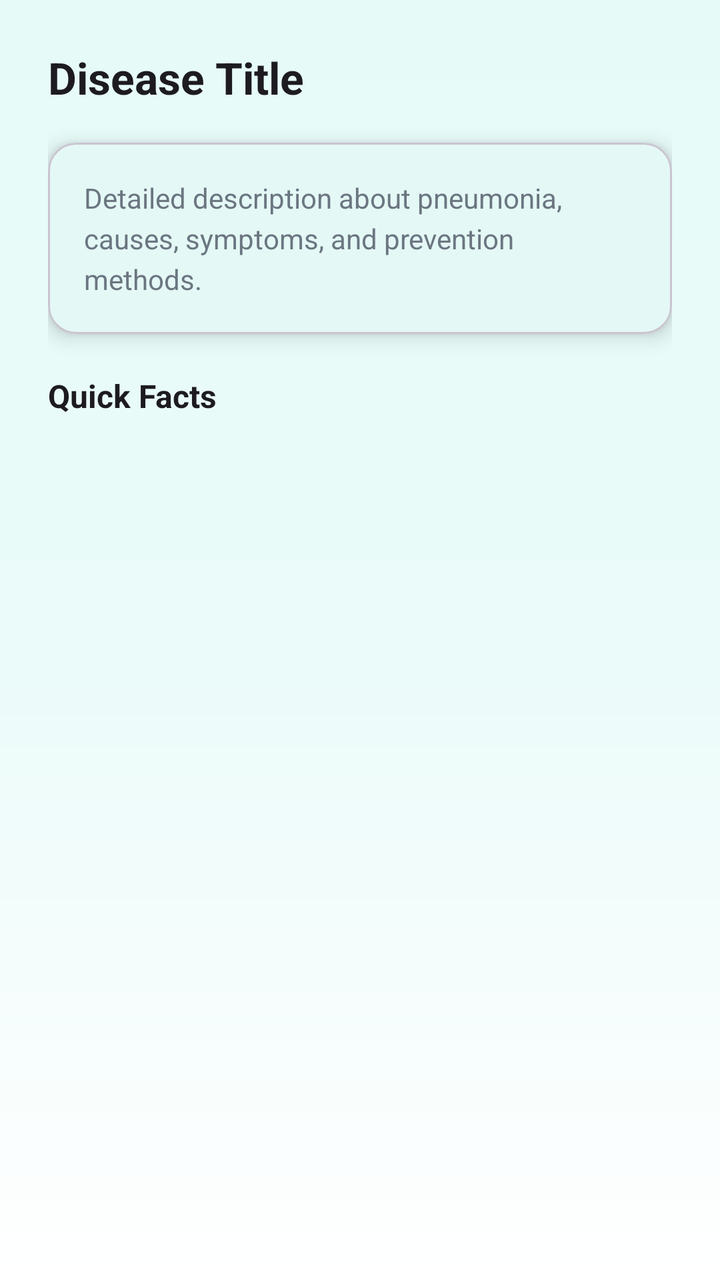
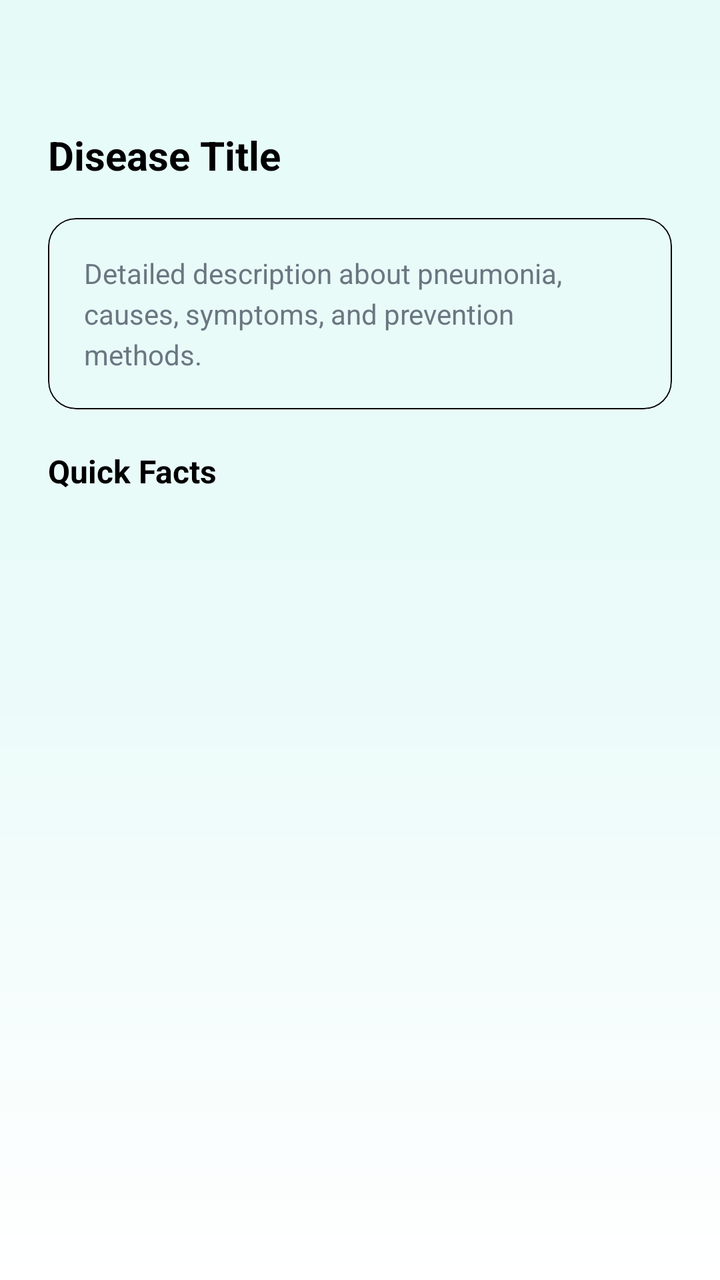

Two renders of the same Android screen: before a commit and after it. Below are the layout's source before the change and the commit's diff.
<!-- AndroidManifest.xml: application theme Theme.PneumoScan -->
<!-- res/layout/fragment_disease.xml -->
<?xml version="1.0" encoding="utf-8"?>
<ScrollView xmlns:android="http://schemas.android.com/apk/res/android"
    xmlns:app="http://schemas.android.com/apk/res-auto"
    android:id="@+id/disease_root"
    android:layout_width="match_parent"
    android:layout_height="match_parent"
    android:background="@drawable/bg_gradient"
    android:padding="24dp">

    <LinearLayout
        android:layout_width="match_parent"
        android:layout_height="wrap_content"
        android:orientation="vertical">

        <TextView
            android:id="@+id/tvTitle"
            android:layout_width="match_parent"
            android:layout_height="wrap_content"
            android:text="@string/disease_title"
            android:textColor="?attr/colorOnBackground"
            android:textSize="22sp"
            android:textStyle="bold" />

        <com.google.android.material.card.MaterialCardView
            android:layout_width="match_parent"
            android:layout_height="wrap_content"
            android:layout_marginTop="18dp"
            app:cardCornerRadius="14dp"
            app:cardElevation="6dp">

            <TextView
                android:id="@+id/tvDescription"
                android:layout_width="match_parent"
                android:layout_height="wrap_content"
                android:lineSpacingExtra="4dp"
                android:padding="18dp"
                android:text="Detailed description about pneumonia, causes, symptoms, and prevention methods."
                android:textColor="@color/pneumo_muted"
                android:textSize="14sp" />
        </com.google.android.material.card.MaterialCardView>

        <TextView
            android:layout_width="match_parent"
            android:layout_height="wrap_content"
            android:layout_marginTop="20dp"
            android:text="@string/quick_facts"
            android:textColor="?attr/colorOnBackground"
            android:textSize="16sp"
            android:textStyle="bold" />
    </LinearLayout>
</ScrollView>
<!-- resources referenced by this layout -->
<resources>
  <color name="pneumo_muted">#6B7681</color>
  <!-- drawable bg_gradient (drawable) -->
  <?xml version="1.0" encoding="utf-8"?>
  <shape xmlns:android="http://schemas.android.com/apk/res/android" android:shape="rectangle">
      <gradient
          android:startColor="#E6FBF8"
          android:centerColor="#EAFBF9"
          android:endColor="#FFFFFF"
          android:angle="270"/>
  </shape>
  <string name="disease_title">Disease Title</string>
  <string name="quick_facts">Quick Facts</string>
  <style name="Theme.PneumoScan" parent="Base.Theme.PneumoScan" />
  <style name="Base.Theme.PneumoScan" parent="Theme.Material3.DayNight.NoActionBar">
          
          <item name="colorPrimary">@color/pneumo_primary</item>
          <item name="colorPrimaryVariant">@color/pneumo_primary_variant</item>
          <item name="colorOnPrimary">@color/pneumo_onPrimary</item>
  
          
          <item name="colorSecondary">@color/pneumo_secondary</item>
          <item name="colorOnSecondary">@color/pneumo_onPrimary</item>
  
          
          <item name="android:colorBackground">@color/pneumo_background</item>
          <item name="colorSurface">@color/pneumo_surface</item>
          <item name="colorOnSurface">@color/pneumo_onSurface</item>
  
          
  
      </style>
  <color name="pneumo_primary">#00BFA6</color>
  <color name="pneumo_primary_variant">#0AA78F</color>
  <color name="pneumo_onPrimary">#FFFFFF</color>
  <color name="pneumo_secondary">#3A86FF</color>
  <color name="pneumo_background">#F7FCFB</color>
  <color name="pneumo_surface">#FFFFFF</color>
  <color name="pneumo_onSurface">#0F1720</color>
</resources>

<!-- the commit's change to res/layout/fragment_disease.xml (unified diff, before → after) -->
@@ -17,8 +17,9 @@
             android:layout_width="match_parent"
             android:layout_height="wrap_content"
             android:text="@string/disease_title"
-            android:textColor="?attr/colorOnBackground"
-            android:textSize="22sp"
+            android:paddingTop="40dp"
+            android:textColor="@color/black"
+            android:textSize="20sp"
             android:textStyle="bold" />
 
         <com.google.android.material.card.MaterialCardView
@@ -26,7 +27,9 @@
             android:layout_height="wrap_content"
             android:layout_marginTop="18dp"
             app:cardCornerRadius="14dp"
-            app:cardElevation="6dp">
+            app:strokeWidth="0.5dp"
+            app:strokeColor="@color/black"
+            app:cardBackgroundColor="@android:color/transparent">
 
             <TextView
                 android:id="@+id/tvDescription"
@@ -34,17 +37,18 @@
                 android:layout_height="wrap_content"
                 android:lineSpacingExtra="4dp"
                 android:padding="18dp"
-                android:text="Detailed description about pneumonia, causes, symptoms, and prevention methods."
+                android:text="@string/detailed_description_about_pneumonia_causes_symptoms_and_prevention_methods"
                 android:textColor="@color/pneumo_muted"
                 android:textSize="14sp" />
         </com.google.android.material.card.MaterialCardView>
 
         <TextView
+            android:id="@+id/tvQuickFacts"
             android:layout_width="match_parent"
             android:layout_height="wrap_content"
             android:layout_marginTop="20dp"
             android:text="@string/quick_facts"
-            android:textColor="?attr/colorOnBackground"
+            android:textColor="@color/black"
             android:textSize="16sp"
             android:textStyle="bold" />
     </LinearLayout>
<!-- resource entries referenced after the edit -->
@@ -1,5 +1,6 @@
 <!-- resources referenced by this layout -->
 <resources>
+  <color name="black">#FF000000</color>
   <color name="pneumo_muted">#6B7681</color>
   <!-- drawable bg_gradient (drawable) -->
   <?xml version="1.0" encoding="utf-8"?>
@@ -10,6 +11,7 @@
           android:endColor="#FFFFFF"
           android:angle="270"/>
   </shape>
+  <string name="detailed_description_about_pneumonia_causes_symptoms_and_prevention_methods">Detailed description about pneumonia, causes, symptoms, and prevention methods.</string>
   <string name="disease_title">Disease Title</string>
   <string name="quick_facts">Quick Facts</string>
   <style name="Theme.PneumoScan" parent="Base.Theme.PneumoScan" />
